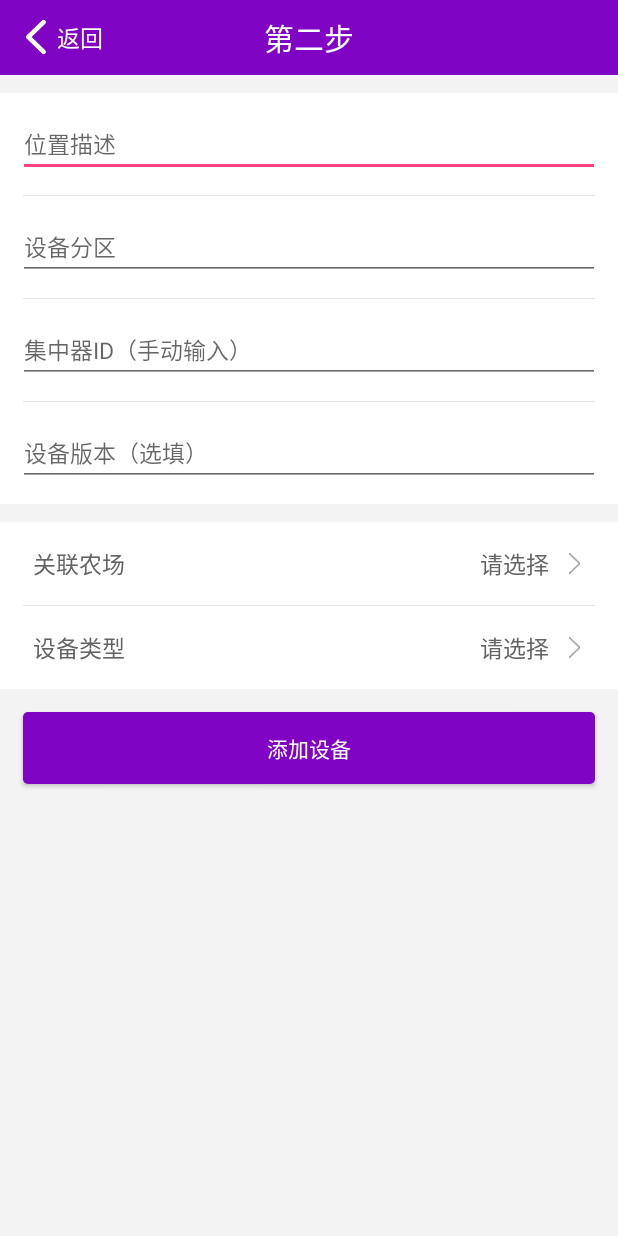
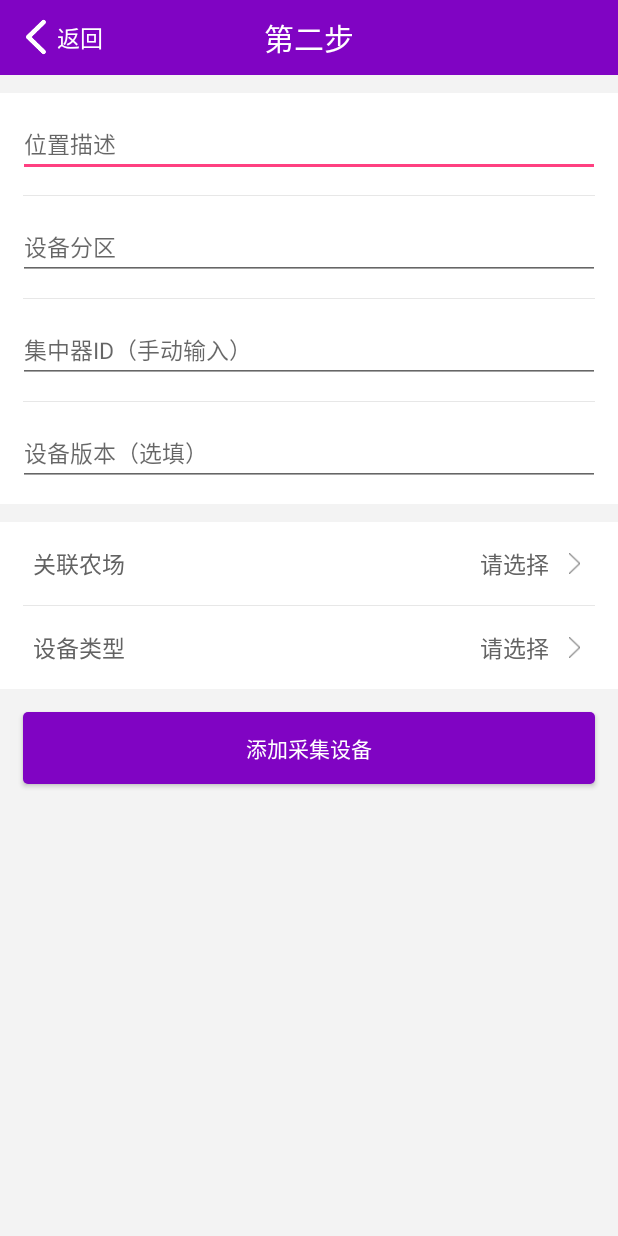
Before and after one commit to chenbocqu/IFarmManager, an Android app: the AddAcquisitorActivity screen opened directly, with no data from a screen before it, on a phone screen of 412 x 824 dp. Run offline under Robolectric (Android 15) with nearby library versions, the phone set to English and light mode, and no system bars; libraries missing offline, so code that uses them is left out: cn.pedant, com.daimajia.androidanimations, com.nineoldandroids.animation, com.zhy.http; pictures from the network do not load.

Commit message:
添加采集设备&完善开发文档

```diff
--- a/app/src/main/java/com/qican/ifarmmanager/ui/device/AddAcquisitorActivity.java
+++ b/app/src/main/java/com/qican/ifarmmanager/ui/device/AddAcquisitorActivity.java
@@ -56,6 +56,11 @@ public class AddAcquisitorActivity extends TitleBarActivity {
     }
 
     @Override
+    protected int getContentView() {
+        return R.layout.activity_add_acquisitor;
+    }
+
+    @Override
     public void init() {
 
         mDevice = (Device) myTool.getParam(Device.class);
@@ -74,10 +79,6 @@ public class AddAcquisitorActivity extends TitleBarActivity {
         TextUtils.with(this).restrictTextLenth(edtLocation, 20, "最长不超过20字");
     }
 
-    @Override
-    protected int getContentView() {
-        return R.layout.activity_add_acquisitor;
-    }
 
     @Override
     public void onClick(View v) {
@@ -152,6 +153,7 @@ public class AddAcquisitorActivity extends TitleBarActivity {
         String loc = edtLocation.getText().toString();
         district = edtDistrict.getText().toString();
 
+        map.put("deviceId", mDevice.getId());
         map.put("collectorId", collectorId);
         map.put("farmId", mFarm.getId());
 
@@ -163,7 +165,6 @@ public class AddAcquisitorActivity extends TitleBarActivity {
         map.put("deviceType", type);
         map.put("deviceDistrict", district);
         map.put("deviceLocation", loc);
-
 
         mDialog = new SweetAlertDialog(this, SweetAlertDialog.PROGRESS_TYPE);
         mDialog.setTitleText("正在添加...");
@@ -201,12 +202,30 @@ public class AddAcquisitorActivity extends TitleBarActivity {
                                                 @Override
                                                 public void onClick(SweetAlertDialog sweetAlertDialog) {
                                                     mDialog.dismissWithAnimation();
+
+                                                    setResult(RESULT_OK); // 添加成功
+
+                                                    // 延迟退出
+                                                    edtLocation.postDelayed(new Runnable() {
+                                                        @Override
+                                                        public void run() {
+                                                            finish();
+                                                        }
+                                                    }, 500);
                                                 }
-                                            });
+                                            })
+                                            .changeAlertType(SweetAlertDialog.SUCCESS_TYPE);
                                     break;
+
+                                // 无设备或集中器ID
                                 case "no_id":
                                     showFailed("系统中没有检索到该集中器，请检查后重试！");
                                     break;
+
+                                case "exist":
+                                    showFailed("该设备已被添加，请勿重复添加！");
+                                    break;
+
                                 case "error":
                                     showFailed("网络异常请稍后重试！");
                                     break;
--- a/app/src/main/res/layout/activity_add_acquisitor.xml
+++ b/app/src/main/res/layout/activity_add_acquisitor.xml
@@ -133,9 +133,8 @@
         android:layout_gravity="center_horizontal"
         android:layout_margin="15dp"
         android:background="@drawable/roundbtn_bg"
-        android:text="添加设备"
+        android:text="添加采集设备"
         android:textColor="@color/white"
         android:textSize="14sp" />
 
-
 </LinearLayout>
```
Also changed, not shown: 1 other file.
